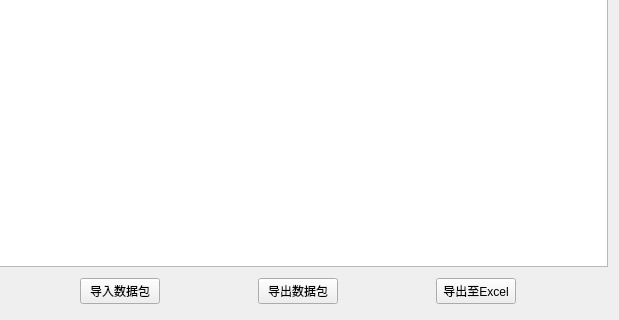
The window that widgets/orderManage/Widget_OrderRetirePlan.ui (Belos10/Equip) describes before a commit, drawn with Qt 5; both pictures show x 595 to 1214 and y 476 to 796 of the 1214 by 796 pixel window.
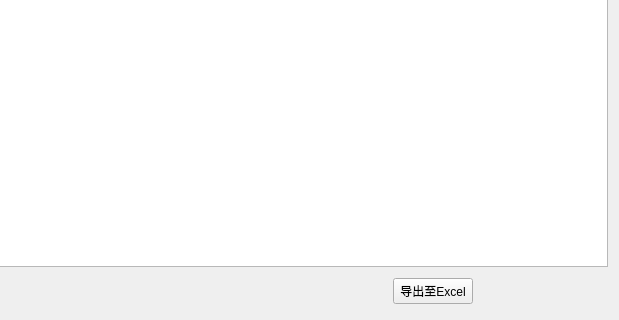
The same window after the commit.

Commit message: 修改无效导入导出

```diff
--- a/widgets/orderManage/Widget_OrderRetirePlan.ui
+++ b/widgets/orderManage/Widget_OrderRetirePlan.ui
@@ -327,13 +327,6 @@
          </property>
         </spacer>
        </item>
-       <item>
-        <widget class="QPushButton" name="pb_input">
-         <property name="text">
-          <string>导入数据包</string>
-         </property>
-        </widget>
-       </item>
        <item>
         <spacer name="horizontalSpacer_2">
          <property name="orientation">
@@ -347,13 +340,6 @@
          </property>
         </spacer>
        </item>
-       <item>
-        <widget class="QPushButton" name="pb_output">
-         <property name="text">
-          <string>导出数据包</string>
-         </property>
-        </widget>
-       </item>
        <item>
         <spacer name="horizontalSpacer_4">
          <property name="orientation">
```
Left out of the diff: 4 changed lines with no effect on the pictures. The commit also changes 14 other files.
